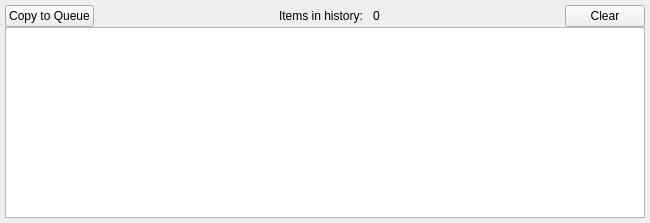
Before: the Qt Designer form src/QSview/resources/history.ui in BCDA-APS/QSview, drawn with Qt 5.
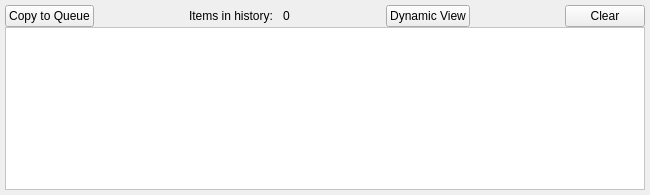
After: the same form once the commit is applied. Icons and pictures are not drawn.

Commit message: Update stylesheet for History and Queue TableView

What changed in the file:
```diff
--- a/src/QSview/resources/history.ui
+++ b/src/QSview/resources/history.ui
@@ -7,7 +7,7 @@
     <x>0</x>
     <y>0</y>
     <width>650</width>
-    <height>223</height>
+    <height>195</height>
    </rect>
   </property>
   <property name="windowTitle">
@@ -88,6 +88,29 @@
        </property>
       </widget>
      </item>
+     <item>
+      <spacer name="horizontalSpacer_2">
+       <property name="orientation">
+        <enum>Qt::Horizontal</enum>
+       </property>
+       <property name="sizeHint" stdset="0">
+        <size>
+         <width>40</width>
+         <height>20</height>
+        </size>
+       </property>
+      </spacer>
+     </item>
+     <item>
+      <widget class="QPushButton" name="toggleViewButton">
+       <property name="text">
+        <string>Dynamic View</string>
+       </property>
+       <property name="checkable">
+        <bool>true</bool>
+       </property>
+      </widget>
+     </item>
      <item>
       <spacer name="horizontalSpacer_4">
        <property name="orientation">
@@ -141,11 +164,34 @@
       <item>
        <widget class="QTableView" name="tableView">
         <property name="styleSheet">
-         <string notr="true">QTableView::item {
+         <string notr="true">QTableView {
+    gridline-color: #d0d0d0;
+    background-color: white;
+}
+QTableView::item {
     padding: 5px;
     border: 1px solid lightgray;
+}
+QTableView::item:alternate {
+    background-color: #f8f8f8;
+}
+QHeaderView::section {
+    padding: 5px;
+    background-color: #f0f0f0;
+    border: 1px solid #d0d0d0;
+}
+QTableView::item:selected {
+    background-color: #2196F3;
+    color: white;
+}
+QTableView::item:alternate:selected {
+    background-color: #2196F3;
+    color: white;
 }</string>
         </property>
+        <property name="alternatingRowColors">
+         <bool>true</bool>
+        </property>
         <property name="selectionBehavior">
          <enum>QAbstractItemView::SelectRows</enum>
         </property>
```
The commit also changes 1 other file.
